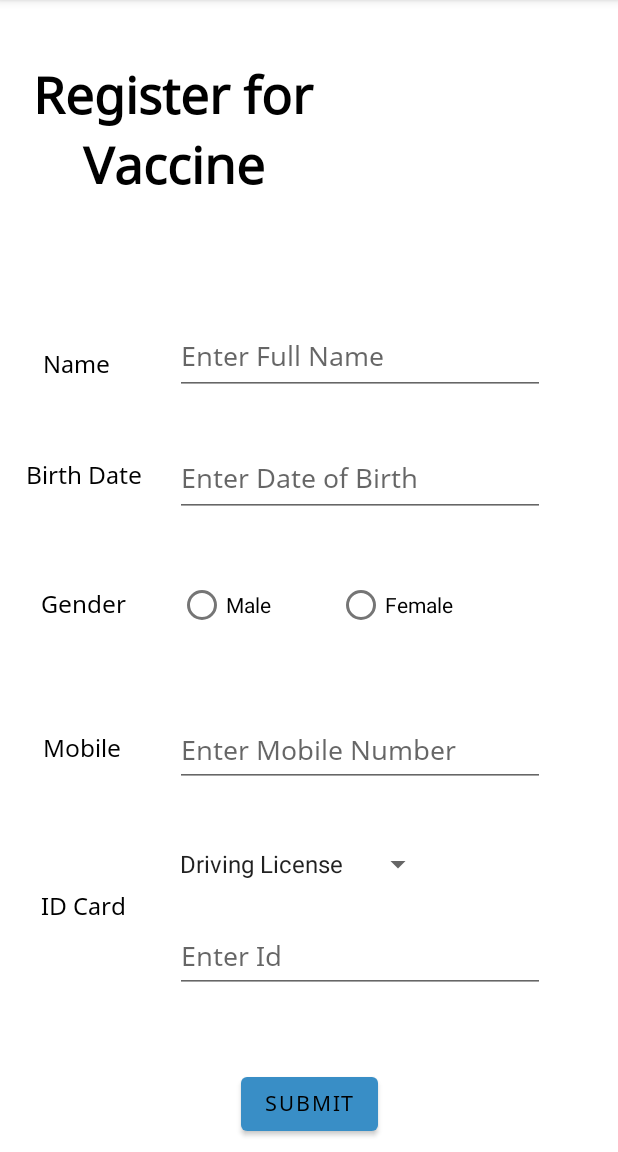
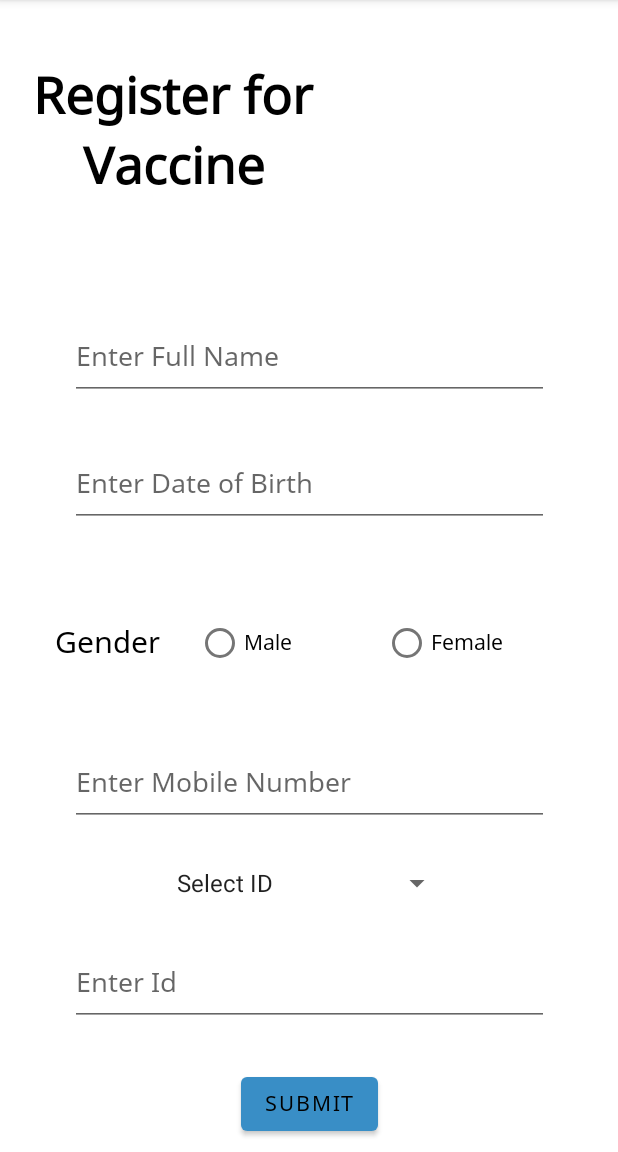
Before and after one commit to varun9610/Vaccine-Register, an Android app: the RegisterforVaccineFragment screen opened through its navigation route, on a phone screen of 412 x 824 dp, the part 84-1236 px from its top. Run offline under Robolectric (Android 15) with nearby library versions, the phone set to English and light mode, and no system bars; our stand-ins replace navigation-ui.

Commit message:
Couple of layout changes to fragment_registerfor_vaccine.xml
Signed-off-by: Varun Mehta <varun.mehta@hey.com>

```diff
--- a/app/src/main/res/layout/fragment_registerfor_vaccine.xml
+++ b/app/src/main/res/layout/fragment_registerfor_vaccine.xml
@@ -1,7 +1,12 @@
 <?xml version="1.0" encoding="utf-8"?>
-<androidx.constraintlayout.widget.ConstraintLayout xmlns:android="http://schemas.android.com/apk/res/android"
+<ScrollView xmlns:android="http://schemas.android.com/apk/res/android"
     xmlns:app="http://schemas.android.com/apk/res-auto"
     xmlns:tools="http://schemas.android.com/tools"
+    android:layout_width="match_parent"
+    android:layout_height="match_parent"
+    android:fillViewport="true">
+
+    <androidx.constraintlayout.widget.ConstraintLayout
         android:id="@+id/frameLayout3"
         android:layout_width="match_parent"
         android:layout_height="match_parent"
@@ -39,176 +44,98 @@
         <EditText
             android:id="@+id/etidcard"
             style="@android:style/Widget.AutoCompleteTextView"
-        android:layout_width="wrap_content"
-        android:layout_height="wrap_content"
+            android:layout_width="319dp"
+            android:layout_height="56dp"
             android:ems="10"
             android:fontFamily="@font/noto_sans"
             android:hint="@string/hint_enter_id"
             android:inputType="text"
             app:layout_constraintBottom_toBottomOf="parent"
             app:layout_constraintEnd_toEndOf="parent"
-        app:layout_constraintHorizontal_bias="0.705"
             app:layout_constraintStart_toStartOf="parent"
             app:layout_constraintTop_toTopOf="parent"
-        app:layout_constraintVertical_bias="0.853" />
+            app:layout_constraintVertical_bias="0.882" />
 
         <EditText
             android:id="@+id/etName"
-        android:layout_width="wrap_content"
-        android:layout_height="50dp"
+            android:layout_width="319dp"
+            android:layout_height="56dp"
             android:ems="10"
             android:fontFamily="@font/noto_sans"
             android:hint="@string/full_name_hint"
             android:inputType="textPersonName"
             app:layout_constraintBottom_toBottomOf="parent"
             app:layout_constraintEnd_toEndOf="parent"
-        app:layout_constraintHorizontal_bias="0.705"
             app:layout_constraintStart_toStartOf="parent"
             app:layout_constraintTop_toTopOf="parent"
-        app:layout_constraintVertical_bias="0.297" />
-
-    <TextView
-        android:id="@+id/textView24"
-        android:layout_width="wrap_content"
-        android:layout_height="wrap_content"
-        android:fontFamily="@font/noto_sans"
-        android:text="@string/string_id"
-        android:textColor="#000000"
-        android:textSize="16sp"
-        app:layout_constraintBottom_toBottomOf="parent"
-        app:layout_constraintEnd_toEndOf="parent"
-        app:layout_constraintHorizontal_bias="0.077"
-        app:layout_constraintStart_toStartOf="parent"
-        app:layout_constraintTop_toTopOf="parent"
-        app:layout_constraintVertical_bias="0.797" />
-
-    <TextView
-        android:id="@+id/textView23"
-        android:layout_width="wrap_content"
-        android:layout_height="wrap_content"
-        android:fontFamily="@font/noto_sans"
-        android:text="@string/string_mobile"
-        android:textColor="#000000"
-        android:textSize="16sp"
-        app:layout_constraintBottom_toBottomOf="parent"
-        app:layout_constraintEnd_toEndOf="parent"
-        app:layout_constraintHorizontal_bias="0.079"
-        app:layout_constraintStart_toStartOf="parent"
-        app:layout_constraintTop_toTopOf="parent"
-        app:layout_constraintVertical_bias="0.655" />
+            app:layout_constraintVertical_bias="0.296" />
 
         <RadioButton
             android:id="@+id/maleradioButton"
             android:layout_width="wrap_content"
             android:layout_height="wrap_content"
+            android:fontFamily="@font/noto_sans"
             android:text="@string/string_male"
             app:layout_constraintBottom_toBottomOf="parent"
             app:layout_constraintEnd_toEndOf="parent"
-        app:layout_constraintHorizontal_bias="0.339"
+            app:layout_constraintHorizontal_bias="0.375"
             app:layout_constraintStart_toStartOf="parent"
             app:layout_constraintTop_toTopOf="parent"
-        app:layout_constraintVertical_bias="0.527" />
+            app:layout_constraintVertical_bias="0.562" />
 
         <Spinner
             android:id="@+id/spinner"
-        android:layout_width="177dp"
-        android:layout_height="33dp"
+            android:layout_width="192dp"
+            android:layout_height="45dp"
             android:dropDownWidth="wrap_content"
             android:entries="@array/ids"
             android:spinnerMode="dialog"
             app:layout_constraintBottom_toBottomOf="parent"
             app:layout_constraintEnd_toEndOf="parent"
-        app:layout_constraintHorizontal_bias="0.478"
             app:layout_constraintStart_toStartOf="parent"
             app:layout_constraintTop_toTopOf="parent"
-        app:layout_constraintVertical_bias="0.761" />
-
-    <TextView
-        android:id="@+id/textView18"
-        android:layout_width="wrap_content"
-        android:layout_height="wrap_content"
-        android:fontFamily="@font/noto_sans"
-        android:text="@string/string_name"
-        android:textColor="#000000"
-        android:textSize="@dimen/text_size"
-        app:layout_constraintBottom_toBottomOf="parent"
-        app:layout_constraintEnd_toEndOf="parent"
-        app:layout_constraintHorizontal_bias="0.078"
-        app:layout_constraintStart_toStartOf="parent"
-        app:layout_constraintTop_toTopOf="parent"
-        app:layout_constraintVertical_bias="0.311" />
+            app:layout_constraintVertical_bias="0.783" />
 
         <EditText
             android:id="@+id/etDate"
-        android:layout_width="wrap_content"
-        android:layout_height="50dp"
+            android:layout_width="319dp"
+            android:layout_height="56dp"
             android:ems="10"
             android:fontFamily="@font/noto_sans"
             android:hint="@string/hint_dob"
             android:inputType="date"
             app:layout_constraintBottom_toBottomOf="parent"
             app:layout_constraintEnd_toEndOf="parent"
-        app:layout_constraintHorizontal_bias="0.705"
             app:layout_constraintStart_toStartOf="parent"
             app:layout_constraintTop_toTopOf="parent"
-        app:layout_constraintVertical_bias="0.41" />
-
-    <TextView
-        android:id="@+id/textView19"
-        android:layout_width="wrap_content"
-        android:layout_height="wrap_content"
-        android:fontFamily="@font/noto_sans"
-        android:text="@string/string_dob"
-        android:textColor="#000000"
-        android:textSize="@dimen/text_size"
-        app:layout_constraintBottom_toBottomOf="parent"
-        app:layout_constraintEnd_toEndOf="parent"
-        app:layout_constraintHorizontal_bias="0.052"
-        app:layout_constraintStart_toStartOf="parent"
-        app:layout_constraintTop_toTopOf="parent"
-        app:layout_constraintVertical_bias="0.41" />
-
-    <TextView
-        android:id="@+id/textView20"
-        android:layout_width="wrap_content"
-        android:layout_height="wrap_content"
-        android:fontFamily="@font/noto_sans"
-        android:text="@string/string_gender"
-        android:textColor="#000000"
-        android:textSize="@dimen/text_size"
-        app:layout_constraintBottom_toBottomOf="parent"
-        app:layout_constraintEnd_toEndOf="parent"
-        app:layout_constraintHorizontal_bias="0.077"
-        app:layout_constraintStart_toStartOf="parent"
-        app:layout_constraintTop_toTopOf="parent"
-        app:layout_constraintVertical_bias="0.526" />
+            app:layout_constraintVertical_bias="0.415" />
 
         <EditText
             android:id="@+id/etmobilenumber"
-        android:layout_width="wrap_content"
-        android:layout_height="wrap_content"
+            android:layout_width="319dp"
+            android:layout_height="56dp"
             android:ems="10"
             android:fontFamily="@font/noto_sans"
             android:hint="@string/hint_mobile"
             android:inputType="number"
             app:layout_constraintBottom_toBottomOf="parent"
             app:layout_constraintEnd_toEndOf="parent"
-        app:layout_constraintHorizontal_bias="0.705"
             app:layout_constraintStart_toStartOf="parent"
             app:layout_constraintTop_toTopOf="parent"
-        app:layout_constraintVertical_bias="0.662" />
+            app:layout_constraintVertical_bias="0.695" />
 
         <RadioButton
             android:id="@+id/femaleradioButton"
             android:layout_width="wrap_content"
             android:layout_height="wrap_content"
+            android:fontFamily="@font/noto_sans"
             android:text="@string/string_female"
             app:layout_constraintBottom_toBottomOf="parent"
             app:layout_constraintEnd_toEndOf="parent"
-        app:layout_constraintHorizontal_bias="0.672"
+            app:layout_constraintHorizontal_bias="0.77"
             app:layout_constraintStart_toStartOf="parent"
             app:layout_constraintTop_toTopOf="parent"
-        app:layout_constraintVertical_bias="0.527" />
+            app:layout_constraintVertical_bias="0.562" />
 
         <Button
             android:id="@+id/button2"
@@ -221,4 +148,20 @@
             app:layout_constraintEnd_toEndOf="parent"
             app:layout_constraintStart_toStartOf="parent" />
 
+        <TextView
+            android:id="@+id/textView3"
+            android:layout_width="wrap_content"
+            android:layout_height="wrap_content"
+            android:fontFamily="@font/noto_sans"
+            android:text="@string/string_gender"
+            android:textColor="#000000"
+            android:textSize="20sp"
+            app:layout_constraintBottom_toBottomOf="parent"
+            app:layout_constraintEnd_toEndOf="parent"
+            app:layout_constraintHorizontal_bias="0.108"
+            app:layout_constraintStart_toStartOf="parent"
+            app:layout_constraintTop_toTopOf="parent"
+            app:layout_constraintVertical_bias="0.56" />
+
     </androidx.constraintlayout.widget.ConstraintLayout>
+</ScrollView>
--- a/app/src/main/res/values/id_array.xml
+++ b/app/src/main/res/values/id_array.xml
@@ -1,6 +1,7 @@
 <?xml version="1.0" encoding="utf-8"?>
 <resources>
     <string-array name="ids">
+        <item>Select ID</item>
         <item>Driving License</item>
         <item>Aadhar Card</item>
         <item>Passport</item>
```
Lines whose indentation alone changed are shown as unchanged.
